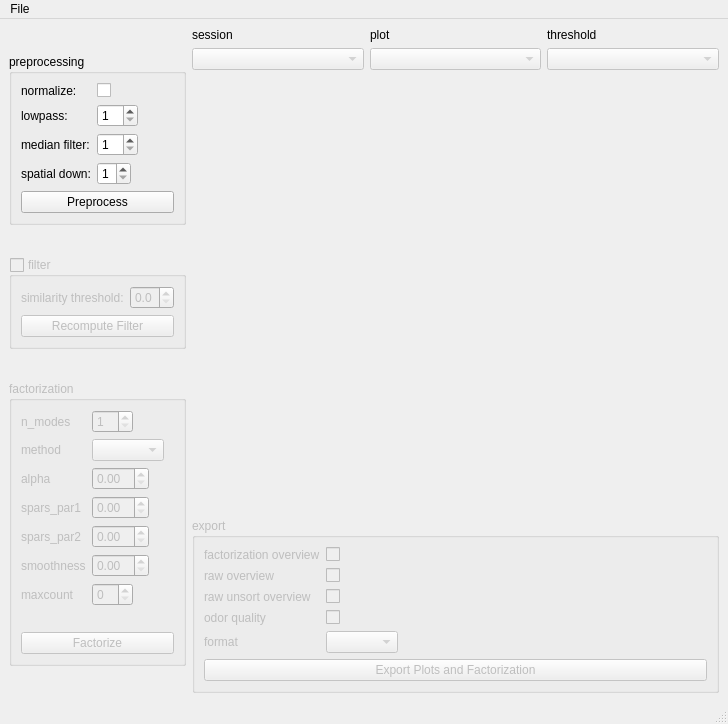
Old version of the form main_gui/main_window.ui in the repository dedan/DrosCalciumAnalyse.
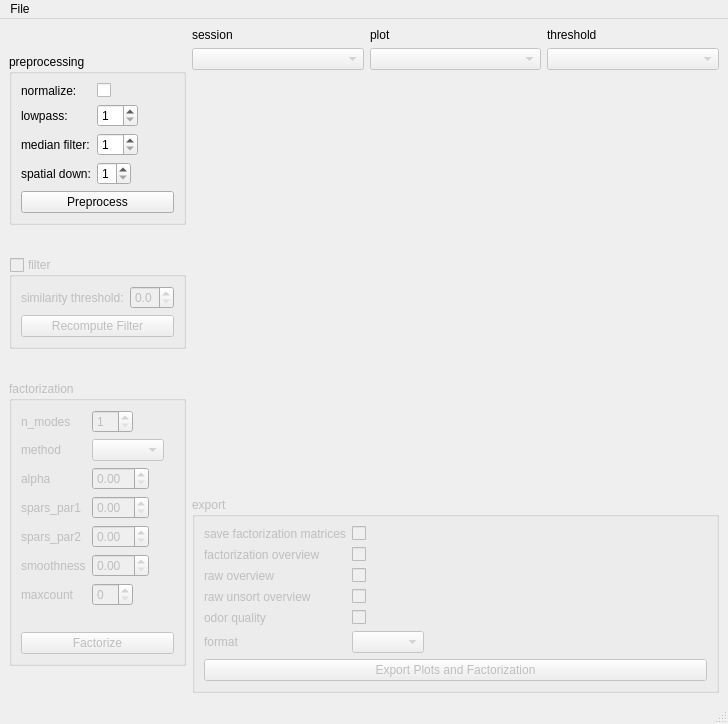
New version of the form. Custom widgets are drawn as their Qt base class.

Commit message: add checkbox to save the MF results as matrices

Patch:
```diff
--- a/main_gui/main_window.ui
+++ b/main_gui/main_window.ui
@@ -369,21 +369,21 @@
          <property name="fieldGrowthPolicy">
           <enum>QFormLayout::FieldsStayAtSizeHint</enum>
          </property>
-         <item row="0" column="1">
+         <item row="1" column="1">
           <widget class="QCheckBox" name="mf_overview_box">
            <property name="text">
             <string/>
            </property>
           </widget>
          </item>
-         <item row="0" column="0">
+         <item row="1" column="0">
           <widget class="QLabel" name="label">
            <property name="text">
             <string>factorization overview</string>
            </property>
           </widget>
          </item>
-         <item row="1" column="1">
+         <item row="2" column="1">
           <widget class="QCheckBox" name="raw_overview_box">
            <property name="text">
             <string/>
@@ -393,58 +393,72 @@
            </property>
           </widget>
          </item>
-         <item row="2" column="1">
-          <widget class="QCheckBox" name="raw_unsort_overview_box">
-           <property name="text">
-            <string/>
-           </property>
-          </widget>
-         </item>
          <item row="3" column="1">
-          <widget class="QCheckBox" name="quality_box">
+          <widget class="QCheckBox" name="raw_unsort_overview_box">
            <property name="text">
             <string/>
            </property>
           </widget>
          </item>
          <item row="4" column="1">
+          <widget class="QCheckBox" name="quality_box">
+           <property name="text">
+            <string/>
+           </property>
+          </widget>
+         </item>
+         <item row="5" column="1">
           <widget class="QComboBox" name="format_box"/>
          </item>
-         <item row="1" column="0">
+         <item row="2" column="0">
           <widget class="QLabel" name="label_9">
            <property name="text">
             <string>raw overview</string>
            </property>
           </widget>
          </item>
-         <item row="2" column="0">
+         <item row="3" column="0">
           <widget class="QLabel" name="label_10">
            <property name="text">
             <string>raw unsort overview</string>
            </property>
           </widget>
          </item>
-         <item row="3" column="0">
+         <item row="4" column="0">
           <widget class="QLabel" name="label_11">
            <property name="text">
             <string>odor quality</string>
            </property>
           </widget>
          </item>
-         <item row="4" column="0">
+         <item row="5" column="0">
           <widget class="QLabel" name="label_12">
            <property name="text">
             <string>format</string>
            </property>
           </widget>
          </item>
-         <item row="5" column="0" colspan="2">
+         <item row="6" column="0" colspan="2">
           <widget class="QPushButton" name="plot_export_button">
            <property name="text">
             <string>Export Plots and Factorization</string>
            </property>
           </widget>
          </item>
+         <item row="0" column="1">
+          <widget class="QCheckBox" name="mf_save_box">
+           <property name="text">
+            <string/>
+           </property>
+          </widget>
+         </item>
+         <item row="0" column="0">
+          <widget class="QLabel" name="label_13">
+           <property name="text">
+            <string>save factorization matrices</string>
+           </property>
+          </widget>
+         </item>
         </layout>
        </widget>
       </item>
```
The commit also changes 1 other file.
